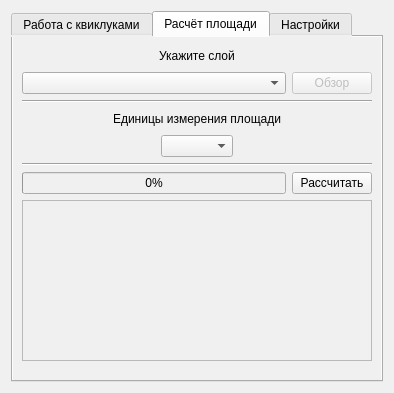
This is helper_main_dialog_base.ui in bazzile/helper as Qt 5 draws it before an edit. The edited form follows.
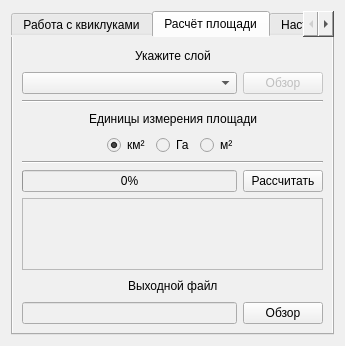
This is the edited form. The open tabs and pages were chosen to show the change.

Commit message: работа над ellipsoidal area

Patch:
```diff
--- a/helper_main_dialog_base.ui
+++ b/helper_main_dialog_base.ui
@@ -6,8 +6,8 @@
    <rect>
     <x>0</x>
     <y>0</y>
-    <width>394</width>
-    <height>393</height>
+    <width>345</width>
+    <height>321</height>
    </rect>
   </property>
   <property name="windowTitle">
@@ -434,7 +434,7 @@
          <item>
           <layout class="QHBoxLayout" name="horizontalLayout_6">
            <item>
-            <spacer name="horizontalSpacer_17">
+            <spacer name="horizontalSpacer_11">
              <property name="orientation">
               <enum>Qt::Horizontal</enum>
              </property>
@@ -447,10 +447,31 @@
             </spacer>
            </item>
            <item>
-            <widget class="QComboBox" name="UNITScomboBox"/>
+            <widget class="QRadioButton" name="radioButton_km_sq">
+             <property name="text">
+              <string>км²</string>
+             </property>
+             <property name="checked">
+              <bool>true</bool>
+             </property>
+            </widget>
            </item>
            <item>
-            <spacer name="horizontalSpacer_18">
+            <widget class="QRadioButton" name="radioButton_Ha">
+             <property name="text">
+              <string>Га</string>
+             </property>
+            </widget>
+           </item>
+           <item>
+            <widget class="QRadioButton" name="radioButton_m_sq">
+             <property name="text">
+              <string>м²</string>
+             </property>
+            </widget>
+           </item>
+           <item>
+            <spacer name="horizontalSpacer_16">
              <property name="orientation">
               <enum>Qt::Horizontal</enum>
              </property>
@@ -494,6 +515,74 @@
        <item>
         <widget class="QTextBrowser" name="AREAtextBrowser"/>
        </item>
+       <item>
+        <layout class="QVBoxLayout" name="verticalLayout_12">
+         <item>
+          <layout class="QHBoxLayout" name="horizontalLayout_17">
+           <item>
+            <spacer name="horizontalSpacer_17">
+             <property name="orientation">
+              <enum>Qt::Horizontal</enum>
+             </property>
+             <property name="sizeHint" stdset="0">
+              <size>
+               <width>40</width>
+               <height>20</height>
+              </size>
+             </property>
+            </spacer>
+           </item>
+           <item>
+            <widget class="QLabel" name="label_4">
+             <property name="text">
+              <string>Выходной файл</string>
+             </property>
+            </widget>
+           </item>
+           <item>
+            <spacer name="horizontalSpacer_18">
+             <property name="orientation">
+              <enum>Qt::Horizontal</enum>
+             </property>
+             <property name="sizeHint" stdset="0">
+              <size>
+               <width>40</width>
+               <height>20</height>
+              </size>
+             </property>
+            </spacer>
+           </item>
+          </layout>
+         </item>
+         <item>
+          <layout class="QHBoxLayout" name="horizontalLayout_18">
+           <item>
+            <widget class="QLineEdit" name="area_out_file_lineEdit">
+             <property name="readOnly">
+              <bool>true</bool>
+             </property>
+            </widget>
+           </item>
+           <item>
+            <widget class="QPushButton" name="out_pushButton">
+             <property name="enabled">
+              <bool>true</bool>
+             </property>
+             <property name="sizePolicy">
+              <sizepolicy hsizetype="Fixed" vsizetype="Fixed">
+               <horstretch>0</horstretch>
+               <verstretch>0</verstretch>
+              </sizepolicy>
+             </property>
+             <property name="text">
+              <string>Обзор</string>
+             </property>
+            </widget>
+           </item>
+          </layout>
+         </item>
+        </layout>
+       </item>
        <item>
         <spacer name="verticalSpacer">
          <property name="orientation">
```
Left out of the diff: 8 changed lines with no effect on the pictures. The commit also changes 1 other file.
